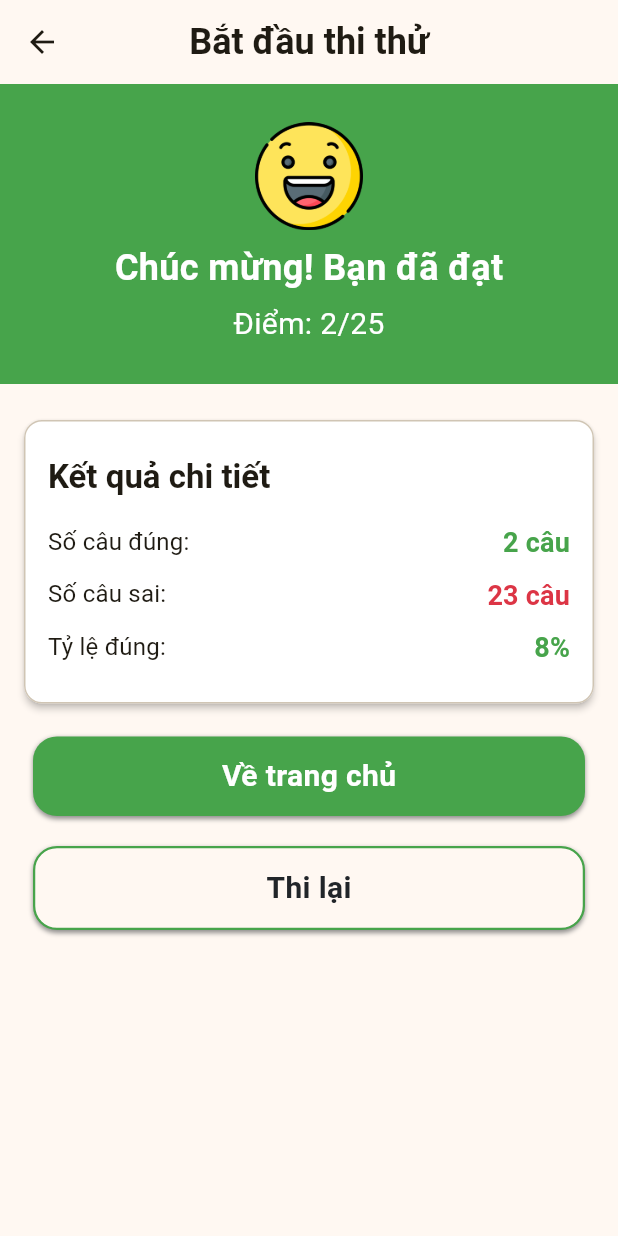
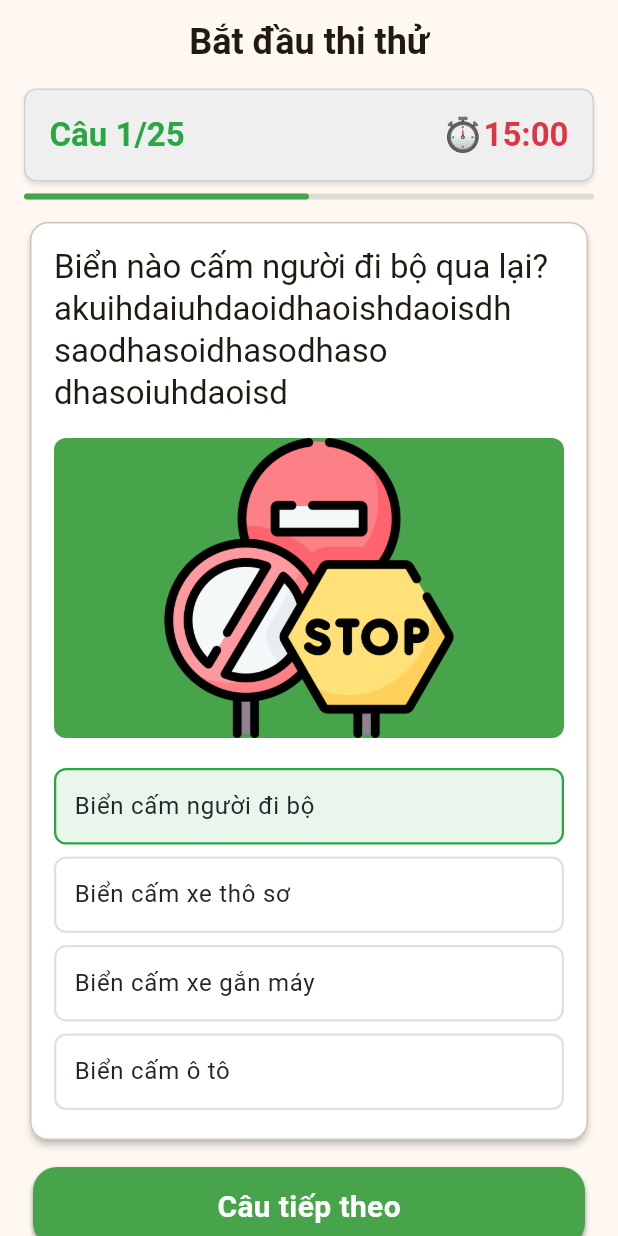
Before and after one commit to Vnsharing01/drive_vn, a Flutter app: the PractiveStartScreen screen opened by its route, after a tap on "Bắt đầu thi thử", on a phone screen of 412 x 824 dp. Run offline on Flutter 3.47's test engine with Material 3 defaults, Android fonts, the phone set to English and light mode, and no system bars; our stand-ins replace copy_with_extension, equatable, flutter_bloc, flutter_svg, go_router.

Commit message:
add UI practive  detail screen

```diff
--- a/lib/core/utils/router/app_router.dart
+++ b/lib/core/utils/router/app_router.dart
@@ -3,10 +3,11 @@ import 'package:drivevn/feature/history/history_screen.dart';
 import 'package:drivevn/feature/home/home_page/home_page.dart';
 import 'package:drivevn/feature/home/bloc/home_bloc.dart';
 import 'package:drivevn/feature/home/home_screen/home_screen.dart';
-import 'package:drivevn/feature/practice/practive_finish.dart/bloc/practive_finish_bloc.dart';
-import 'package:drivevn/feature/practice/practive_finish.dart/practive_finish_screen.dart';
-import 'package:drivevn/feature/practice/practive_screen.dart/practice_screen.dart';
-import 'package:drivevn/feature/practice/practive_start.dart/practive_start_screen.dart';
+import 'package:drivevn/feature/practice/practive_detail/bloc/practive_detail_bloc.dart';
+import 'package:drivevn/feature/practice/practive_finish/bloc/practive_finish_bloc.dart';
+import 'package:drivevn/feature/practice/practive_finish/practive_finish_screen.dart';
+import 'package:drivevn/feature/practice/practive_detail/practive_detail_screen.dart';
+import 'package:drivevn/feature/practice/practive_start/practive_start_screen.dart';
 import 'package:drivevn/feature/review/review_start/review_start_screen.dart';
 import 'package:drivevn/feature/setting/setting_screen.dart';
 import 'package:drivevn/feature/training/training_screen.dart';
@@ -39,7 +40,10 @@ class AppRouter {
     ),
     GoRoute(
       path: RouterPath.practice,
-      builder: (context, state) => const PracticeScreen(),
+      builder: (context, state)=> BlocProvider(
+        create: (_) => PractiveDetailBloc(),
+        child: const PractiveDetailScreen(),
+      ),
     ),
     GoRoute(
       path: RouterPath.practiceFinish,
--- /dev/null
+++ b/lib/data/models/question_model.dart
@@ -0,0 +1,13 @@
+class QuestionModel {
+  final String id;
+  final String question;
+  final List<String> answers;
+  final int correctAnswerIndex;
+
+  QuestionModel({
+    required this.id,
+    required this.question,
+    required this.answers,
+    required this.correctAnswerIndex,
+  });
+}
--- /dev/null
+++ b/lib/feature/practice/practive_detail/bloc/practive_detail_bloc.dart
@@ -0,0 +1,22 @@
+import 'package:drivevn/data/models/question_model.dart';
+import 'package:equatable/equatable.dart';
+import 'package:flutter_bloc/flutter_bloc.dart';
+
+part 'practive_detail_event.dart';
+part 'practive_detail_state.dart';
+
+class PractiveDetailBloc
+    extends Bloc<PractiveDetailEvent, PractiveDetailState> {
+  PractiveDetailBloc() : super(const PractiveDetailState()) {
+    on<SelectedAnswerEvent>((event, emit) {
+      final Map<int, int> answers = Map.from(state.answers);
+      answers[event.questionIndex] = event.answerIndex;
+      emit(
+        const PractiveDetailState().copyWith(answers: {
+          ...answers,
+          event.questionIndex: event.questionIndex,
+        }),
+      );
+    });
+  }
+}
--- /dev/null
+++ b/lib/feature/practice/practive_detail/bloc/practive_detail_event.dart
@@ -0,0 +1,14 @@
+part of 'practive_detail_bloc.dart';
+
+class PractiveDetailEvent {
+  const PractiveDetailEvent();
+}
+
+class SelectedAnswerEvent extends PractiveDetailEvent {
+  final int answerIndex;
+  final int questionIndex;
+  const SelectedAnswerEvent({
+    required this.answerIndex,
+    required this.questionIndex,
+  });
+}
--- /dev/null
+++ b/lib/feature/practice/practive_detail/bloc/practive_detail_state.dart
@@ -0,0 +1,42 @@
+part of 'practive_detail_bloc.dart';
+
+class PractiveDetailState extends Equatable {
+  final int currentQuestionIndex;
+  final List<QuestionModel> questions;
+  final Map<int, int> answers; // questionIndex -> answerIndex
+  final bool isLoading;
+  final int isSelected;
+
+  const PractiveDetailState({
+    this.currentQuestionIndex = 0,
+    this.questions = const [],
+    this.answers = const {},
+    this.isLoading = false,
+    this.isSelected = 1,
+  });
+
+  PractiveDetailState copyWith({
+    int? currentQuestionIndex,
+    List<QuestionModel>? questions,
+    Map<int, int>? answers,
+    bool? isLoading,
+    int? isSelected,
+  }) {
+    return PractiveDetailState(
+      currentQuestionIndex: currentQuestionIndex ?? this.currentQuestionIndex,
+      questions: questions ?? this.questions,
+      answers: answers ?? this.answers,
+      isLoading: isLoading ?? this.isLoading,
+      isSelected: isSelected ?? this.isSelected,
+    );
+  }
+
+  @override
+  List<Object> get props => [
+        currentQuestionIndex,
+        questions,
+        answers,
+        isLoading,
+        isSelected,
+      ];
+}
--- /dev/null
+++ b/lib/feature/practice/practive_detail/practive_detail_screen.dart
@@ -0,0 +1,212 @@
+import 'package:drivevn/core/constants/app_color.dart';
+import 'package:drivevn/core/constants/icon_path.dart';
+import 'package:drivevn/feature/practice/practive_detail/bloc/practive_detail_bloc.dart';
+import 'package:drivevn/widgets/button/button_fill.dart';
+import 'package:drivevn/widgets/radio/radio_answer_widget.dart';
+import 'package:flutter/material.dart';
+import 'package:flutter_bloc/flutter_bloc.dart';
+
+class PractiveDetailScreen extends StatefulWidget {
+  const PractiveDetailScreen({super.key});
+
+  @override
+  State<PractiveDetailScreen> createState() => _PractiveDetailScreenState();
+}
+
+class _PractiveDetailScreenState extends State<PractiveDetailScreen> {
+  @override
+  Widget build(BuildContext context) {
+    return SafeArea(
+      child: BlocBuilder<PractiveDetailBloc, PractiveDetailState>(
+        builder: (context, state) {
+          final bloc = context.read<PractiveDetailBloc>();
+          return Scaffold(
+            appBar: AppBar(
+              title: const Text(
+                "Bắt đầu thi thử",
+                style: TextStyle(
+                  fontSize: 24,
+                  fontWeight: FontWeight.bold,
+                ),
+              ),
+              centerTitle: true,
+            ),
+            floatingActionButtonLocation:
+                FloatingActionButtonLocation.centerTop,
+            floatingActionButton: Padding(
+              padding: const EdgeInsets.symmetric(horizontal: 16),
+              child: Column(
+                mainAxisSize: MainAxisSize.min,
+                children: [
+                  const SizedBox(height: 80),
+                  _buildTimeView(context),
+                  const SizedBox(height: 8),
+                  LinearProgressIndicator(
+                    value: 0.5,
+                    borderRadius: BorderRadius.circular(8),
+                    backgroundColor: Theme.of(context).focusColor,
+                    valueColor:
+                        const AlwaysStoppedAnimation<Color>(AppColor.primary),
+                  ),
+                ],
+              ),
+            ),
+            body: SingleChildScrollView(
+              padding: const EdgeInsets.symmetric(
+                horizontal: 16,
+                vertical: 24,
+              ),
+              child: Column(
+                children: [
+                  const SizedBox(height: 64),
+                  Card.outlined(
+                    elevation: 2,
+                    color: AppColor.background,
+                    child: Padding(
+                      padding: const EdgeInsets.all(16),
+                      child: Column(
+                        crossAxisAlignment: CrossAxisAlignment.start,
+                        children: [
+                          Text(
+                            'Biển nào cấm người đi bộ qua lại? akuihdaiuhdaoidhaoishdaoisdh saodhasoidhasodhaso dhasoiuhdaoisd',
+                            style: Theme.of(context).textTheme.titleLarge,
+                          ),
+                          const SizedBox(height: 16),
+                          Container(
+                            decoration: BoxDecoration(
+                              color: AppColor.primary,
+                              borderRadius: BorderRadius.circular(8),
+                            ),
+                            child: Image.asset(
+                              IconPath.roadSign,
+                              height: 200,
+                              width: double.infinity,
+                            ),
+                          ),
+                          const SizedBox(height: 16),
+                          ListView(
+                            shrinkWrap: true,
+                            physics: const NeverScrollableScrollPhysics(),
+                            children: [
+                              RadioAnswerWidget(
+                                value: 1,
+                                groupValue: state.isSelected,
+                                onChanged: (value) {
+                                  bloc.add(
+                                    SelectedAnswerEvent(
+                                      questionIndex: 0,
+                                      answerIndex: value,
+                                    ),
+                                  );
+                                },
+                                title: 'Biển cấm người đi bộ',
+                              ),
+                              RadioAnswerWidget(
+                                value: 2,
+                                groupValue: state.isSelected,
+                                onChanged: (value) {
+                                  bloc.add(
+                                    SelectedAnswerEvent(
+                                      questionIndex: 0,
+                                      answerIndex: value,
+                                    ),
+                                  );
+                                },
+                                title: 'Biển cấm xe thô sơ',
+                              ),
+                              RadioAnswerWidget(
+                                value: 3,
+                                groupValue: state.isSelected,
+                                onChanged: (value) {
+                                  bloc.add(
+                                    SelectedAnswerEvent(
+                                      questionIndex: 0,
+                                      answerIndex: value,
+                                    ),
+                                  );
+                                },
+                                title: 'Biển cấm xe gắn máy',
+                              ),
+                              RadioAnswerWidget(
+                                value: 4,
+                                groupValue: state.isSelected,
+                                onChanged: (value) {
+                                  bloc.add(
+                                    SelectedAnswerEvent(
+                                      questionIndex: 0,
+                                      answerIndex: value,
+                                    ),
+                                  );
+                                },
+                                title: 'Biển cấm ô tô',
+                              ),
+                            ],
+                          ),
+                        ],
+                      ),
+                    ),
+                  ),
+                  const SizedBox(height: 8),
+                  ButtonFill(
+                    title: 'Câu tiếp theo',
+                    color: AppColor.primary,
+                    onTap: () {},
+                  ),
+                ],
+              ),
+            ),
+          );
+        },
+      ),
+    );
+  }
+
+  Widget _buildTimeView(BuildContext context) {
+    return Container(
+      width: double.infinity,
+      decoration: BoxDecoration(
+        color: AppColor.topBanner,
+        borderRadius: BorderRadius.circular(8),
+        border: Border.all(
+          color: Theme.of(context).focusColor,
+          width: 1,
+        ),
+        boxShadow: const [
+          BoxShadow(
+            color: Colors.black12,
+            blurRadius: 2,
+            offset: Offset(0, 2),
+          ),
+        ],
+      ),
+      padding: const EdgeInsets.all(16),
+      child: Row(
+        mainAxisAlignment: MainAxisAlignment.spaceBetween,
+        children: [
+          Text(
+            'Câu 1/25',
+            style: Theme.of(context).textTheme.titleLarge?.copyWith(
+                  fontWeight: FontWeight.bold,
+                  color: AppColor.success,
+                ),
+          ),
+          Wrap(
+            children: [
+              Text(
+                '⏱',
+                style: Theme.of(context).textTheme.titleLarge,
+              ),
+              Text(
+                '15:00',
+                style: Theme.of(context).textTheme.titleLarge?.copyWith(
+                      fontWeight: FontWeight.bold,
+                      color: AppColor.error,
+                    ),
+              ),
+            ],
+          )
+        ],
+      ),
+    );
+  }
+}
--- a/lib/feature/practice/practive_finish.dart/practive_finish_screen.dart
+++ b/lib/feature/practice/practive_finish/practive_finish_screen.dart
@@ -1,7 +1,7 @@
 import 'package:drivevn/core/constants/app_color.dart';
 import 'package:drivevn/core/constants/icon_path.dart';
 import 'package:drivevn/core/utils/router/router_path.dart';
-import 'package:drivevn/feature/practice/practive_finish.dart/bloc/practive_finish_bloc.dart';
+import 'package:drivevn/feature/practice/practive_finish/bloc/practive_finish_bloc.dart';
 import 'package:drivevn/widgets/button/button_fill.dart';
 import 'package:drivevn/widgets/button/button_outline.dart';
 import 'package:flutter/material.dart';
--- a/lib/feature/practice/practive_screen.dart/practice_screen.dart
+++ /dev/null
@@ -1,15 +0,0 @@
-import 'package:flutter/material.dart';
-
-class PracticeScreen extends StatefulWidget {
-  const PracticeScreen({super.key});
-
-  @override
-  State<PracticeScreen> createState() => _PracticeScreenState();
-}
-
-class _PracticeScreenState extends State<PracticeScreen> {
-  @override
-  Widget build(BuildContext context) {
-    return const Placeholder();
-  }
-}
--- a/lib/feature/practice/practive_start.dart/practive_start_screen.dart
+++ b/lib/feature/practice/practive_start/practive_start_screen.dart
@@ -75,7 +75,7 @@ class _PractiveStartScreenState extends State<PractiveStartScreen> {
                 title: 'Bắt đầu thi thử',
                 color: AppColor.primary,
                 onTap: () {
-                  context.push(RouterPath.practiceFinish);
+                  context.go(RouterPath.practice);
                 },
               ),
             ],
--- a/lib/widgets/button/button_fill.dart
+++ b/lib/widgets/button/button_fill.dart
@@ -29,7 +29,7 @@ class ButtonFill extends StatelessWidget {
             BoxShadow(
               color: AppColor.textPrimary.withOpacity(0.5),
               blurRadius: 2,
-              offset: const Offset(0, 1.5),
+              offset: const Offset(0, 2),
             ),
           ],
         ),
--- /dev/null
+++ b/lib/widgets/radio/radio_answer_widget.dart
@@ -0,0 +1,54 @@
+import 'package:drivevn/core/constants/app_color.dart';
+import 'package:flutter/material.dart';
+
+class RadioAnswerWidget extends StatefulWidget {
+  const RadioAnswerWidget({
+    super.key,
+    required this.title,
+    this.onChanged,
+    required this.value,
+    required this.groupValue,
+  });
+  final String title;
+  final void Function(int value)? onChanged;
+  final int value;
+  final int groupValue;
+
+  @override
+  State<RadioAnswerWidget> createState() => _RadioAnswerWidgetState();
+}
+
+class _RadioAnswerWidgetState extends State<RadioAnswerWidget> {
+  @override
+  Widget build(BuildContext context) {
+    final isSelected = widget.value == widget.groupValue;
+    return InkWell(
+      onTap: () {
+        widget.onChanged?.call(widget.value);
+      },
+      borderRadius: BorderRadius.circular(8),
+      child: Container(
+        padding: const EdgeInsets.all(12),
+        margin: const EdgeInsets.symmetric(vertical: 4),
+        width: double.infinity,
+        decoration: BoxDecoration(
+          color: isSelected
+              ? AppColor.success.withOpacity(0.1)
+              : AppColor.background,
+          borderRadius: BorderRadius.circular(8),
+          border: Border.all(
+            color: isSelected ? AppColor.success : Theme.of(context).focusColor,
+            width: 1.5,
+          ),
+        ),
+        child: Text(
+          widget.title,
+          style: Theme.of(context).textTheme.bodyLarge?.copyWith(
+                fontSize: 16,
+                color: AppColor.textPrimary,
+              ),
+        ),
+      ),
+    );
+  }
+}
```
Also changed, not shown: lib/feature/practice/practive_finish/bloc/practive_finish_bloc.dart (renamed from lib/feature/practice/practive_finish.dart/bloc/practive_finish_bloc.dart), lib/feature/practice/practive_finish/bloc/practive_finish_event.dart (renamed from lib/feature/practice/practive_finish.dart/bloc/practive_finish_event.dart), lib/feature/practice/practive_finish/bloc/practive_finish_state.dart (renamed from lib/feature/practice/practive_finish.dart/bloc/practive_finish_state.dart).
